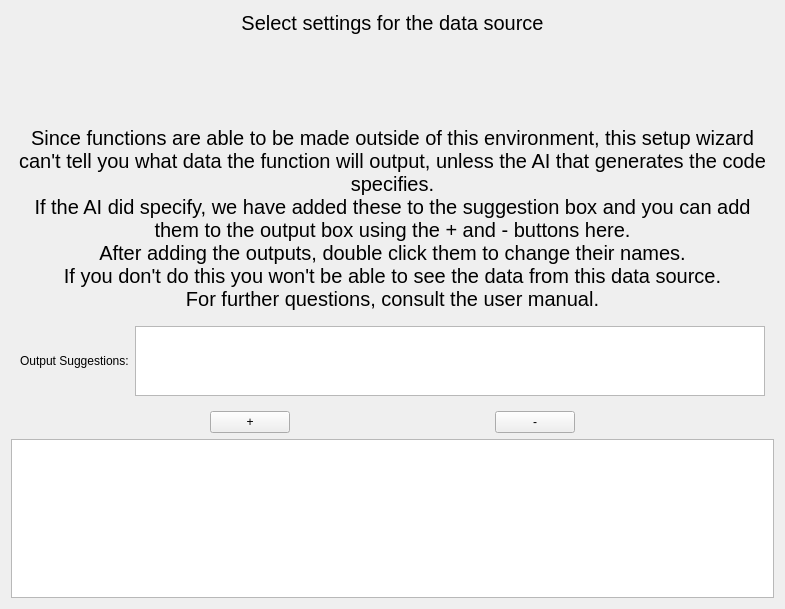
rmallow/howdyCoder, file howdyCoder/ui/qtUiFiles/createDataSourcePage.ui: the form before one commit.
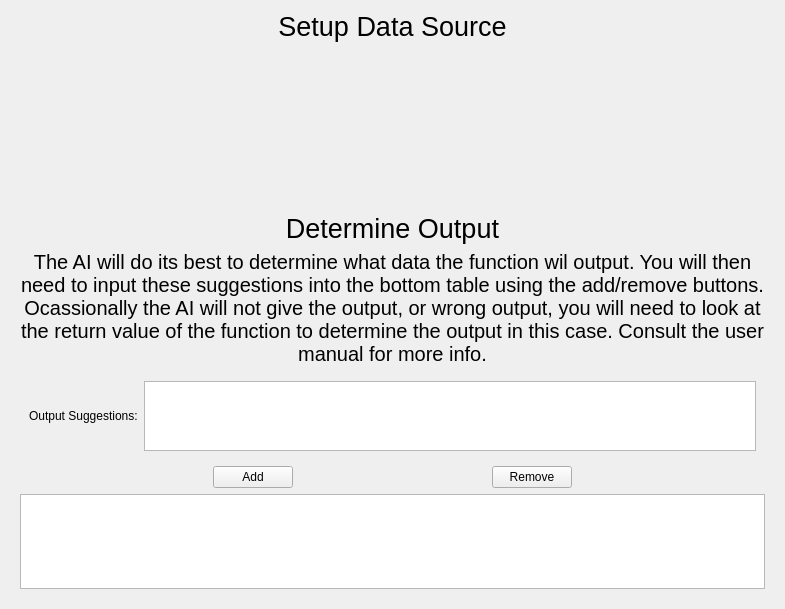
The form after the commit.

Commit message: cleaing up data source page for input vs function, cleaing up settings page

```diff
--- a/howdyCoder/ui/qtUiFiles/createDataSourcePage.ui
+++ b/howdyCoder/ui/qtUiFiles/createDataSourcePage.ui
@@ -18,11 +18,11 @@
     <widget class="QLabel" name="label">
      <property name="font">
       <font>
-       <pointsize>15</pointsize>
+       <pointsize>20</pointsize>
       </font>
      </property>
      <property name="text">
-      <string>Select settings for the data source</string>
+      <string>Setup Data Source</string>
      </property>
      <property name="alignment">
       <set>Qt::AlignCenter</set>
@@ -32,10 +32,56 @@
    <item>
     <widget class="QStackedWidget" name="stackedWidget">
      <property name="sizePolicy">
-      <sizepolicy hsizetype="Preferred" vsizetype="Preferred">
+      <sizepolicy hsizetype="Preferred" vsizetype="Maximum">
        <horstretch>0</horstretch>
        <verstretch>1</verstretch>
       </sizepolicy>
+     </property>
+     <property name="minimumSize">
+      <size>
+       <width>0</width>
+       <height>150</height>
+      </size>
+     </property>
+    </widget>
+   </item>
+   <item>
+    <spacer name="verticalSpacer">
+     <property name="orientation">
+      <enum>Qt::Vertical</enum>
+     </property>
+     <property name="sizeType">
+      <enum>QSizePolicy::Expanding</enum>
+     </property>
+     <property name="sizeHint" stdset="0">
+      <size>
+       <width>20</width>
+       <height>40</height>
+      </size>
+     </property>
+    </spacer>
+   </item>
+   <item>
+    <widget class="QWidget" name="output_box" native="true">
+     <property name="sizePolicy">
+      <sizepolicy hsizetype="Preferred" vsizetype="Preferred">
+       <horstretch>0</horstretch>
+       <verstretch>0</verstretch>
+      </sizepolicy>
+     </property>
+     <layout class="QVBoxLayout" name="verticalLayout_2">
+      <item>
+       <widget class="QLabel" name="label_3">
+        <property name="font">
+         <font>
+          <pointsize>20</pointsize>
+         </font>
+        </property>
+        <property name="text">
+         <string>Determine Output</string>
+        </property>
+        <property name="alignment">
+         <set>Qt::AlignCenter</set>
      </property>
     </widget>
    </item>
@@ -53,11 +99,8 @@
       </font>
      </property>
      <property name="text">
-      <string>Since functions are able to be made outside of this environment, this setup wizard can't tell you what data the function will output, unless the AI that generates the code specifies.
-If the AI did specify, we have added these to the suggestion box and you can add them to the output box using the + and - buttons here.
-After adding the outputs, double click them to change their names.
-If you don't do this you won't be able to see the data from this data source.
-For further questions, consult the user manual.</string>
+         <string>The AI will do its best to determine what data the function wil output. You will then need to input these suggestions into the bottom table using the add/remove buttons.
+Ocassionally the AI will not give the output, or wrong output, you will need to look at the return value of the function to determine the output in this case. Consult the user manual for more info.</string>
      </property>
      <property name="alignment">
       <set>Qt::AlignCenter</set>
@@ -129,7 +172,7 @@
          </sizepolicy>
         </property>
         <property name="text">
-         <string>+</string>
+            <string>Add</string>
         </property>
        </widget>
       </item>
@@ -142,7 +185,7 @@
          </sizepolicy>
         </property>
         <property name="text">
-         <string>-</string>
+            <string>Remove</string>
         </property>
        </widget>
       </item>
@@ -162,6 +205,9 @@
        <pointsize>30</pointsize>
       </font>
      </property>
+       </widget>
+      </item>
+     </layout>
     </widget>
    </item>
   </layout>
```
Lines whose indentation alone changed are shown as unchanged. The commit also changes 7 other files.
